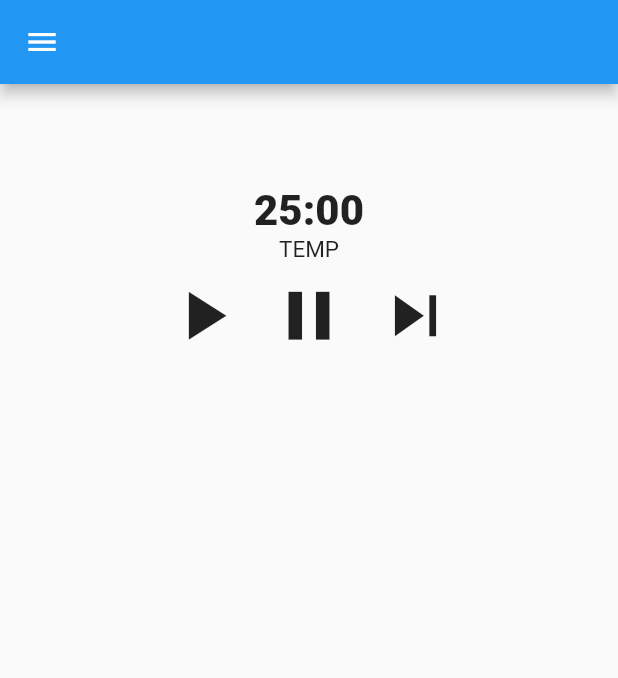
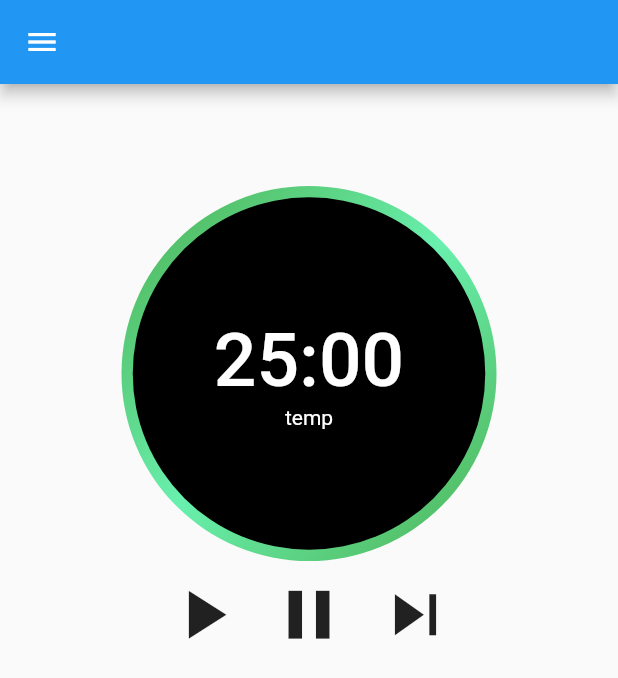
Before and after one commit to NathanPerezR/my_pomodoro, a Flutter app: the first screen one second after launch, on a phone screen of 412 x 824 dp. Shown: the top 678 px of the screen. Run offline on Flutter 3.47's test engine with Material 2 defaults, Android fonts, the light colour scheme and no system bars; missing offline and left inert: window_manager.

Commit message:
Fixed bug, timer would go faster and faster

```diff
--- a/lib/ui/TimerHandle.dart
+++ b/lib/ui/TimerHandle.dart
@@ -28,57 +28,106 @@ class _TimerState extends State<TimerHandle> {
   // used used to keep track of seconds
   int currentTimeOnWatch = 1500;
   late Timer _timer;
-
-  // run on load
-  @override
-  void initState() {
-    super.initState();
-    _startTimer();
-  }
+  bool isRunning = false;
 
   //udpates the timer once per second, formats string
   void updateTimer() {
     currentTimeOnWatch -= 1;
   }
 
+  //starts timer
   void _startTimer() {
-    const oneSecond = Duration(seconds: 1);
-    _timer = Timer.periodic(oneSecond, (Timer timer) {
+    _timer = Timer.periodic(const Duration(seconds: 1), (timer) {
       setState(() {
         updateTimer();
       });
     });
+    isRunning = true;
   }
 
+  //stops the timer
+  void _stopTimer() {
+    _timer.cancel(); //TODO: document in obsidan
+    isRunning = false;
+  }
+
+  //TODO: edit style to match figma design
   @override
   Widget build(BuildContext context) {
     return Column(
       children: [
+        // circle with timer in the middle
+        Stack(
+          //all elements centered
+          alignment: Alignment.center,
+          children: [
+            Container(
+              width: 250.0,
+              height: 250.0,
+              decoration: const BoxDecoration(
+                shape: BoxShape.circle,
+                color: Colors.green,
+                gradient: LinearGradient(
+                  begin: Alignment.topLeft,
+                  end: Alignment.bottomRight,
+                  colors: [
+                    Colors.green,
+                    Colors.greenAccent,
+                    Colors.green,
+                  ],
+                ),
+              ),
+            ),
+            Container(
+              width: 235.0,
+              height: 235.0,
+              decoration: const BoxDecoration(
+                shape: BoxShape.circle,
+                color: Colors.black,
+              ),
+            ),
+            Column(
+              children: [
                 Text(
                   returnTimeString(currentTimeOnWatch),
-          style: const TextStyle(fontSize: 28.0, fontWeight: FontWeight.w900),
+                  style: const TextStyle(
+                    fontSize: 50.0,
+                    fontWeight: FontWeight.w500,
+                    color: Colors.white,
                   ),
-        const Text('TEMP', style: TextStyle(fontSize: 15.0)), //TODO: should update based on task
+                ),
+                Text(
+                  'temp',
+                  style: const TextStyle(color: Colors.white),
+                ),
+              ],
+            )
+          ],
+        ),
+
         Row(
           mainAxisAlignment: MainAxisAlignment.center,
           children: [
-            //TODO: select better icons
             IconButton(
               icon: const Icon(Icons.play_arrow),
               iconSize: 55.0,
               onPressed: () {
+                if (isRunning == false) {
                   setState(() {
-                  //TODO: stop start the timer
+                    _startTimer();
                   });
+                }
               },
             ),
             IconButton(
               icon: const Icon(Icons.pause),
               iconSize: 55.0,
               onPressed: () {
+                if (isRunning == true) {
                   setState(() {
-                  //TODO: stop the timer
+                    _stopTimer();
                   });
+                }
               },
             ),
             IconButton(
@@ -86,7 +135,7 @@ class _TimerState extends State<TimerHandle> {
               iconSize: 55.0,
               onPressed: () {
                 setState(() {
-                  //TODO: stop the timer
+                  currentTimeOnWatch = 0;
                 });
               },
             ),
```
Also changed, not shown: 1 other file. Lines whose indentation alone changed are shown as unchanged.
